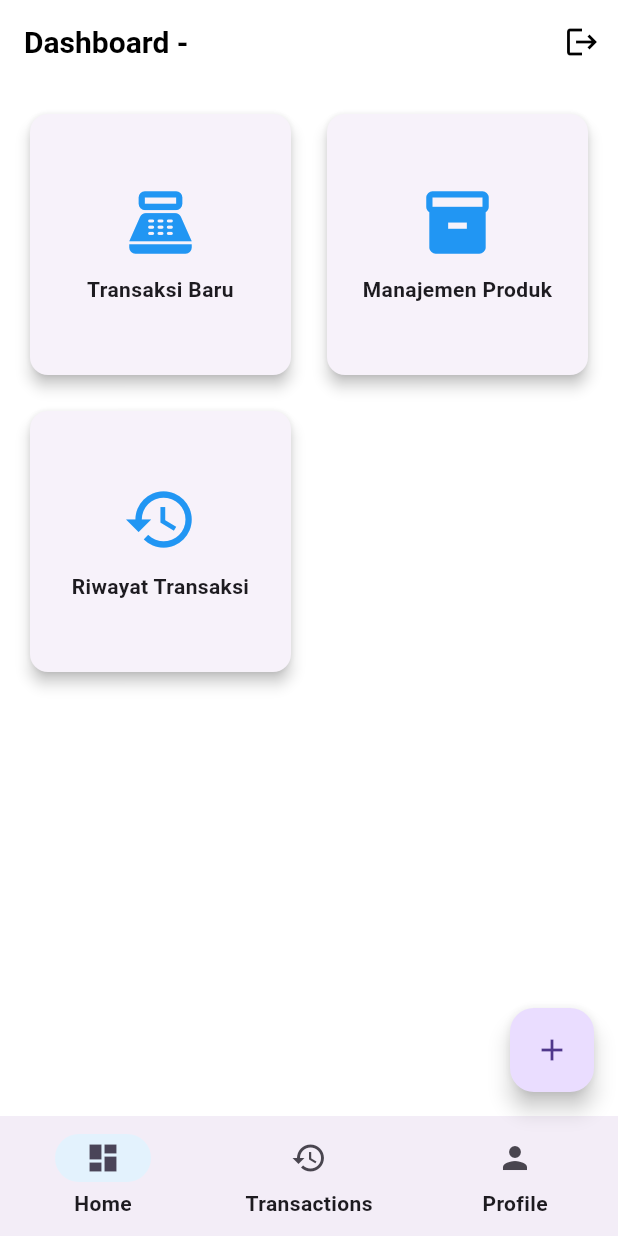
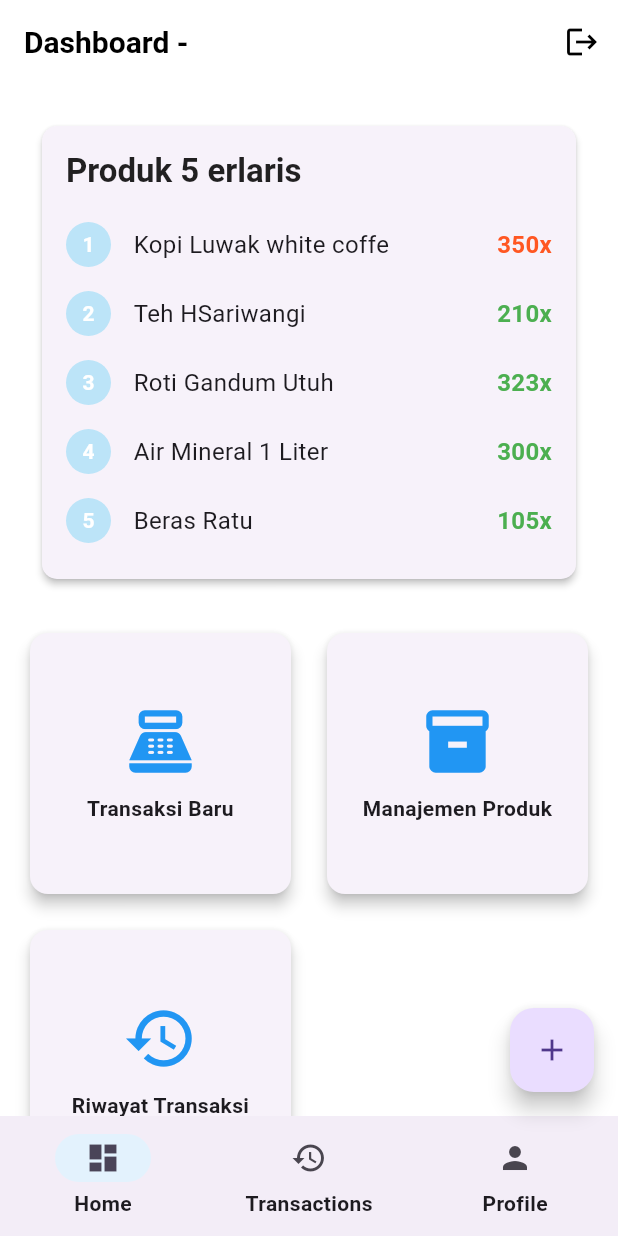
Before and after one commit to JBI-TRPL/UTS_praktikum-2b-citraresa, a Flutter app: the HomeScreen screen opened directly with empty values, on a phone screen of 412 x 824 dp. Run offline on Flutter 3.47's test engine with Material 3 defaults, Android fonts, the phone set to English and light mode, and no system bars; our stand-ins replace fl_chart, permission_handler, screenshot, sqflite; accounts and stored records are empty.

Commit message:
commit 2: impplementasi fitur utama

```diff
--- a/lib/screens/home/home_screen.dart
+++ b/lib/screens/home/home_screen.dart
@@ -5,6 +5,7 @@ import 'package:pos_app/screens/pos/pos_screen.dart';
 import 'package:pos_app/screens/product/product_management_screen.dart';
 import 'package:pos_app/screens/transaction/transaction_history_screen.dart';
 import 'package:pos_app/screens/profile/profile_screen.dart';
+import 'package:pos_app/screens/laporan/produk_terlaris.dart';
 
 class HomeScreen extends StatefulWidget {
   final User user;
@@ -82,19 +83,33 @@ class _HomeScreenState extends State<HomeScreen> {
           ),
         ],
       ),
-      body: GridView.count(
+      body: SingleChildScrollView(
+        padding: const EdgeInsets.all(16.0),
+        child: Column(
+          crossAxisAlignment: CrossAxisAlignment.start,
+          children: [
+            // 🔹 Tambahan Widget: Top 5 Produk Terlaris
+            TopFiveProducts(topProducts: dataAsliTopProducts),
+
+            const SizedBox(height: 20),
+
+            // 🔹 Grid Menu (seperti sebelumnya)
+            GridView.count(
               crossAxisCount: 2,
-        padding: const EdgeInsets.all(16.0),
               crossAxisSpacing: 16.0,
               mainAxisSpacing: 16.0,
+              shrinkWrap: true,
+              physics: const NeverScrollableScrollPhysics(),
               children: [
                 _buildDashboardCard(
                   context,
                   icon: Icons.point_of_sale,
                   label: 'Transaksi Baru',
                   onTap: () {
-              Navigator.push(context,
-                  MaterialPageRoute(builder: (context) => const PosScreen()));
+                    Navigator.push(
+                      context,
+                      MaterialPageRoute(builder: (context) => const PosScreen()),
+                    );
                   },
                 ),
                 _buildDashboardCard(
@@ -104,8 +119,8 @@ class _HomeScreenState extends State<HomeScreen> {
                   onTap: () {
                     Navigator.push(
                       context,
-                  MaterialPageRoute(
-                      builder: (context) => const ProductManagementScreen()));
+                      MaterialPageRoute(builder: (context) => const ProductManagementScreen()),
+                    );
                   },
                 ),
                 _buildDashboardCard(
@@ -118,8 +133,12 @@ class _HomeScreenState extends State<HomeScreen> {
                 ),
               ],
             ),
+          ],
+        ),
+      ),
     );
   }
+
 
   Future<void> _openProfile() async {
     final updated = await Navigator.push<User?>(
--- /dev/null
+++ b/lib/screens/laporan/produk_terlaris.dart
@@ -0,0 +1,107 @@
+import 'package:flutter/material.dart';
+
+class TopProduct {
+  final String namaProduk;
+  final int totalProduk;
+
+const TopProduct({required this.namaProduk, required this.totalProduk});
+}
+
+final List<TopProduct> dataAsliTopProducts = [
+  const TopProduct(namaProduk: 'Kopi Luwak white coffe', totalProduk: 350),
+  const TopProduct(namaProduk: 'Teh HSariwangi', totalProduk: 210),
+  const TopProduct(namaProduk: 'Roti Gandum Utuh', totalProduk: 323),
+  const TopProduct(namaProduk: 'Air Mineral 1 Liter', totalProduk: 300),
+  const TopProduct(namaProduk: 'Beras Ratu', totalProduk: 105),
+];
+
+class TopFiveProducts extends StatelessWidget {
+  final List<TopProduct> topProducts;
+
+const TopFiveProducts ({super.key, required this.topProducts});
+
+@override
+  Widget build(BuildContext context) {
+    return Card(
+      elevation: 2,
+      shape: RoundedRectangleBorder(borderRadius: BorderRadius.circular(10)), // Sudut lebih lembut
+      margin: const EdgeInsets.all(12),
+      child: Padding(
+        padding: const EdgeInsets.all(16),
+        child: Column(
+          crossAxisAlignment: CrossAxisAlignment.start,
+          children: [
+            Text(
+              'Produk 5 erlaris',
+              style: Theme.of(context).textTheme.titleLarge?.copyWith(
+                    color: Colors.black87,
+                    fontWeight: FontWeight.w600,
+                  ),
+            ),
+            const SizedBox(height: 12),
+            // menampilkan daftar 5 produk
+             ListView.builder(
+                physics: const NeverScrollableScrollPhysics(),
+                shrinkWrap: true,
+                itemCount: topProducts.length,
+                itemBuilder: (context, index) {
+                  final product = topProducts[index];
+                  return Padding(
+                    padding: const EdgeInsets.symmetric(vertical: 8.0),
+                    child: Row(
+                      children: [
+                        _buildRankBadge(index),
+                        const SizedBox(width: 15),
+                    // Nama Produk
+                        Expanded(
+                          child: Text(
+                            product.namaProduk,
+                            style: const TextStyle(fontSize: 16),
+                            overflow: TextOverflow.ellipsis,
+                          ),
+                        ),
+
+                        // Jumlah Terjual (totalProduk)
+                        Text(
+                          '${product.totalProduk}x',
+                          style: TextStyle(
+                              fontSize: 16,
+                              fontWeight: FontWeight.bold,
+                              color: index == 0 ? Colors.deepOrange : Colors.green),
+                        ),
+                      ],
+                    ),
+                  );
+                },
+              ),
+          ],
+        ),
+      ),
+    );
+  }
+  // Widget helper untuk Badge Rank
+  Widget _buildRankBadge(int index) {
+    const Color badgeColor = Colors.blueGrey;
+    const Color textColor = Colors.white;
+
+    return Container(
+      width: 30,
+      height: 30,
+      alignment: Alignment.center,
+      decoration: const BoxDecoration(
+        color: Color.fromARGB(255, 188, 228, 248),
+        shape: BoxShape.circle,
+      ),
+      child: Text(
+        '${index + 1}',
+        style: const TextStyle(
+          color: textColor,
+          fontWeight: FontWeight.bold,
+          fontSize: 14,
+        ),
+      ),
+    );
+  }
+
+
+  }
```
Also changed, not shown: lib/screens/laporan/grafik_penjualan.dart (added, +72 -0 lines), lib/screens/profile/profile_screen.dart (+22 -9 lines). Lines whose indentation alone changed are shown as unchanged.
